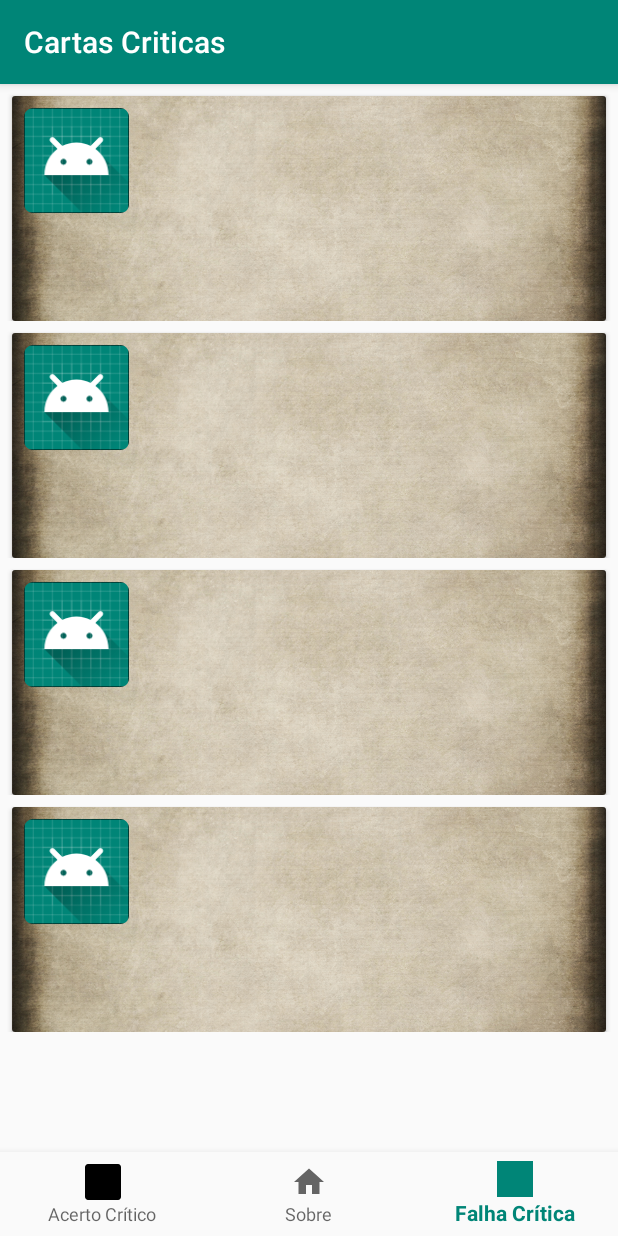
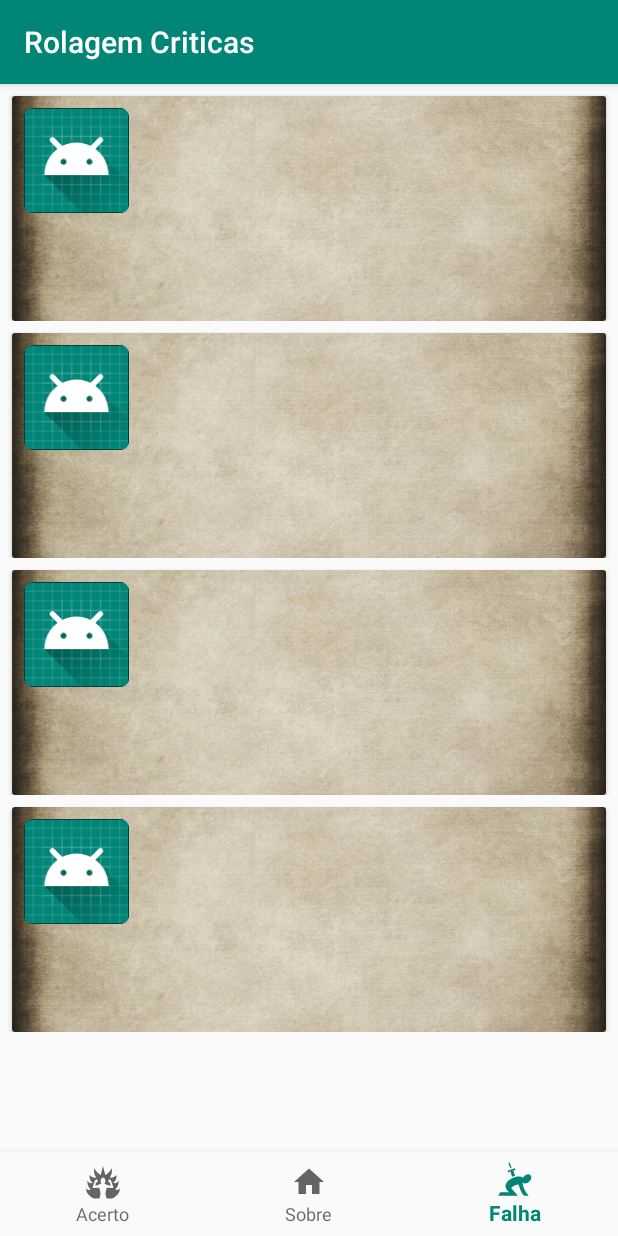
Before and after one commit to dcardosoweb/rolagemCritica, an Android app: the screen it shows after launch (MainActivity), item 3 of the bottom bar chosen, on a phone screen of 412 x 824 dp. Run offline under Robolectric (Android 15) with nearby library versions, the phone set to English and light mode, and no system bars; our stand-ins replace Room's generated code, data binding; libraries missing offline, so code that uses them is left out: android.arch.persistence; 8 statements that could not run were skipped.

Commit message:
feita alteração de icones

```diff
--- a/app/src/main/java/br/com/dcardoso/cartascriticas/utils/CardCriticoAdapter.java
+++ b/app/src/main/java/br/com/dcardoso/cartascriticas/utils/CardCriticoAdapter.java
@@ -3,6 +3,8 @@ package br.com.dcardoso.cartascriticas.utils;
 import android.content.Context;
 import android.content.res.Resources;
 import android.databinding.DataBindingUtil;
+import android.graphics.Color;
+import android.graphics.PorterDuff;
 import android.support.annotation.NonNull;
 import android.support.v7.widget.RecyclerView;
 import android.view.LayoutInflater;
@@ -52,13 +54,14 @@ public class CardCriticoAdapter extends RecyclerView.Adapter<CardCriticoAdapter.
             cardCriticoViewHolder.binding.iconCard.setImageResource(R.drawable.icon1_67);
         }else if(card.getCodAtaque() == TipoAtaqueEnum.CorpoACorpo.getValor())
         {
-            cardCriticoViewHolder.binding.iconCard.setImageResource(R.drawable.icon8_49);
+            cardCriticoViewHolder.binding.iconCard.setImageResource(R.drawable.ic_backstab);
         }else if(card.getCodAtaque() == TipoAtaqueEnum.Distancia.getValor())
         {
-            cardCriticoViewHolder.binding.iconCard.setImageResource(R.drawable.icon8_49);
+            cardCriticoViewHolder.binding.iconCard.setImageResource(R.drawable.ic_bowman);
         }else if(card.getCodAtaque() == TipoAtaqueEnum.Natural.getValor())
         {
-            cardCriticoViewHolder.binding.iconCard.setImageResource(R.drawable.icon8_49);
+            cardCriticoViewHolder.binding.iconCard.setImageResource(R.drawable.ic_mighty_force);
+            cardCriticoViewHolder.binding.iconCard.setColorFilter(Color.parseColor("#ED4337"));
         }else if(card.getCodAtaque() == TipoAtaqueEnum.Magico.getValor())
         {
             cardCriticoViewHolder.binding.iconCard.setImageResource(R.drawable.icon3_03);
--- /dev/null
+++ b/app/src/main/res/drawable/ic_backstab.xml
@@ -0,0 +1,4 @@
+<vector android:height="24dp" android:viewportHeight="512"
+    android:viewportWidth="512" android:width="24dp" xmlns:android="http://schemas.android.com/apk/res/android">
+    <path android:fillColor="#000" android:pathData="M180.75,22.97l-17.72,5.968 25.345,75.406 17.72,-6.03 -25.345,-75.345zM254.656,101.53L149.97,137.157l10.155,29.875c8.316,-9.75 17.78,-17.498 28.125,-23.374 7.232,27.494 16.666,54.12 27.813,79.906 13,-5.56 26.423,-10.197 39.906,-13.718 -6.967,-26.727 -15.822,-53.187 -26.345,-79.313 11.295,-1.24 23.1,-0.91 35.22,0.94l-10.19,-29.94zM446.344,189.75c-19.464,-0.103 -42.28,9.843 -60.875,28.438 -5.778,5.776 -10.684,11.978 -14.75,18.343 -28.734,-17.313 -69.766,-18.263 -110.22,-7.968 -0.02,-0.093 -0.04,-0.187 -0.063,-0.28 -12.357,3.134 -24.726,7.248 -36.687,12.312l0.188,0.406c-87.328,37.506 -151.902,123.99 -48.032,202.063L46.03,443.064L17.25,495.03h279.875l-96.28,-112.374c26.414,-29.067 73.41,-47.584 105.56,-49.062C321.42,382.674 345.85,457.11 384.47,495h66.25c-46.88,-50.664 -83.318,-118.734 -89.19,-195.75 1.76,3.523 4.022,6.77 6.845,9.594 20.312,20.312 60.906,12.657 90.656,-17.094 29.752,-29.75 37.407,-70.344 17.095,-90.656 -7.617,-7.617 -18.103,-11.282 -29.78,-11.344z"/>
+</vector>
--- /dev/null
+++ b/app/src/main/res/drawable/ic_bowman.xml
@@ -0,0 +1,5 @@
+<vector android:height="24dp" android:viewportHeight="512"
+    android:viewportWidth="512" android:width="24dp" xmlns:android="http://schemas.android.com/apk/res/android">
+    <path android:fillColor="#FF000000" android:pathData="M0,0h512v512H0z"/>
+    <path android:fillColor="#fff" android:pathData="M281.28,15.28l-4.655,7.5 -56.28,90.44c-7.312,-18.505 -21.67,-30.9 -37.126,-30.44 -0.66,0.02 -1.308,0.06 -1.97,0.126 -21.174,2.14 -35.927,27.865 -32.938,57.47 1.005,9.948 3.91,19.074 8.094,26.718 -44.558,1.188 -76.495,11.61 -92.812,38.25 20.32,19.086 59.816,22.993 91.844,18.625l4.843,3.124 0.126,0.094 18.906,51.375 -52.78,212.718h34.156l61.125,-168.905L332,491.28h33.563L261.438,292.19l97.156,62.53c-0.08,0.262 -0.17,0.52 -0.25,0.782 0.173,-0.202 0.328,-0.422 0.5,-0.625l6.937,4.47 9,5.78 4.533,-9.656c32.03,-68.4 40.24,-134.49 25.843,-192.064l23.938,-4.812 6.187,23.812 55.408,-46.656 -73.875,-24.313 7.562,29.032 -24.563,4.968C381.796,93.172 343.996,49.38 289.033,19.5l-7.75,-4.22zM284.688,45.187c31.818,30.565 54.66,66.986 69.093,106.094l-136.686,21.25c5.196,-8.662 8.24,-19.857 8.28,-32.06l59.314,-95.282zM362.188,177.875c13.773,51.64 13.89,106.532 1.562,157.906l-113.625,-73.124 -4.125,-61.72 116.188,-23.06z"/>
+</vector>
--- /dev/null
+++ b/app/src/main/res/drawable/ic_mighty_force.xml
@@ -0,0 +1,4 @@
+<vector android:height="24dp" android:viewportHeight="512"
+    android:viewportWidth="512" android:width="24dp" xmlns:android="http://schemas.android.com/apk/res/android">
+    <path android:fillColor="#000" android:pathData="M256,28l-32,128c-32,-16 -64,-48 -96,-96 0,48 0,96 32,128 -32,17 -64,0 -96,-32 0,32 0,80 48,112 -32,16 -64,0 -80,-32 0,48 16,96 48,128 -16,16 -48,0 -64,-16 0,64 48,112 112,144h76.8l16.7,-68.6 -17.2,-86.1 -97.9,5s20.3,-75.2 34.9,-103.7c5,-9.6 7.2,-18 20,-18.3 11.3,0 20.4,9.8 20.4,21.9 0,12 -9.1,21.8 -20.4,21.8 -2.3,0 -4.6,-0.5 -6.6,-1.3l-5.1,46.8c29.6,-8.9 56.9,-18.8 84,-30.9 0,-0.1 -0.1,-0.2 -0.1,-0.3 -6.2,-8.8 -10.4,-21.5 -10.4,-35.7 0,-14.1 4.1,-26.8 10.4,-35.7 6.1,-8.9 14.1,-13.7 22.5,-13.7 8.5,0 16.5,4.8 22.6,13.7 6.2,8.9 10.2,21.6 10.2,35.7 0,14.2 -4,26.9 -10.2,35.7 -0.1,0.3 -0.5,0.7 -0.6,0.9 27.3,12.1 56.1,20.6 84.3,30.3l-5,-46.8c-2.2,0.8 -4.3,1.3 -6.7,1.3 -11.2,0 -20.3,-9.8 -20.3,-21.8 0,-12.1 9.1,-21.9 20.3,-21.9 12.8,0.3 15.2,8.7 20,18.3 14.8,28.5 35,103.7 35,103.7l-97.9,-5 -17.2,86.1 16.7,68.6H384c64,-32 112,-80 112,-144 -16,16 -48,32 -64,16 32,-32 48,-80 48,-128 -16,32 -48,48 -80,32 48,-32 48,-80 48,-112 -32,32 -64,48 -96,32 32,-32 32,-80 32,-128 -32,48 -64,80 -96,96z"/>
+</vector>
--- a/app/src/main/res/menu/navigation.xml
+++ b/app/src/main/res/menu/navigation.xml
@@ -4,7 +4,7 @@
 
     <item
         android:id="@+id/acerto_critico"
-        android:icon="@mipmap/machete"
+        android:icon="@drawable/ic_mighty_force"
         android:title="@string/title_acerto" />
     <item
         android:id="@+id/sobre"
@@ -13,7 +13,7 @@
 
     <item
         android:id="@+id/falha_critica"
-        android:icon="@drawable/icon2_33"
+        android:icon="@drawable/ic_backstab"
         android:title="@string/title_falha"/>
 
 </menu>
--- a/app/src/main/res/values/strings.xml
+++ b/app/src/main/res/values/strings.xml
@@ -1,8 +1,8 @@
 <resources>
-    <string name="app_name">Cartas Criticas</string>
+    <string name="app_name">Rolagem Criticas</string>
     <string name="title_home">Sobre</string>
-    <string name="title_acerto">Acerto Crítico</string>
-    <string name="title_falha">Falha Crítica</string>
+    <string name="title_acerto">Acerto</string>
+    <string name="title_falha">Falha</string>
 
     <!-- TODO: Remove or change this placeholder text -->
     <string name="hello_blank_fragment">Hello blank fragment</string>
```
